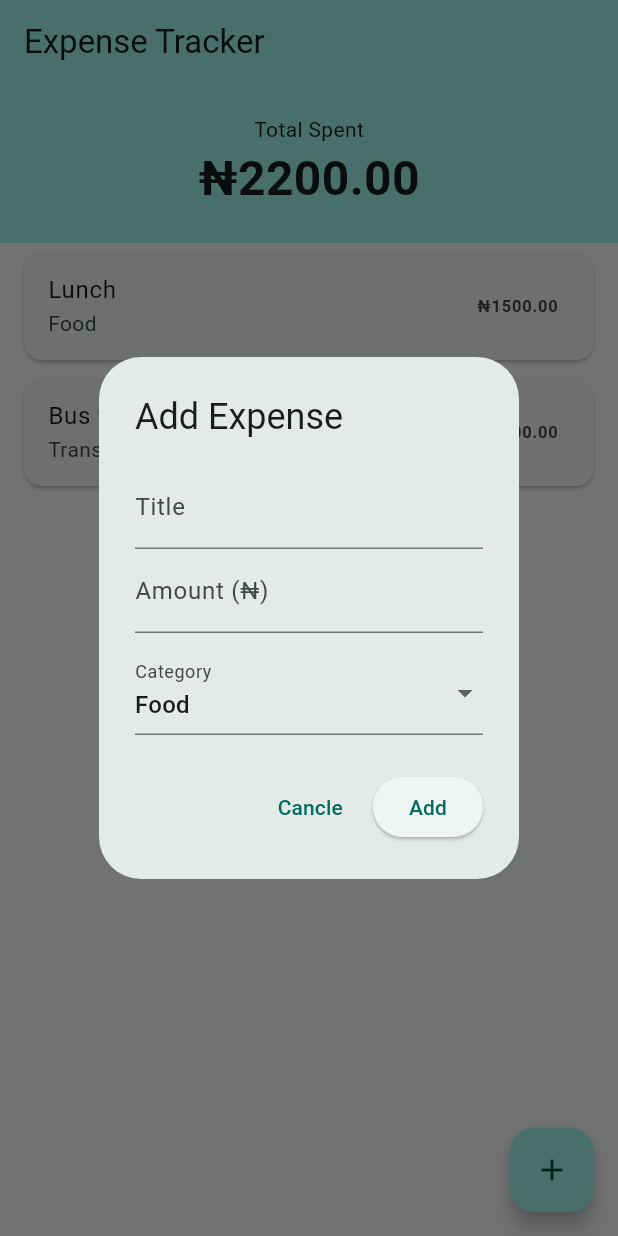
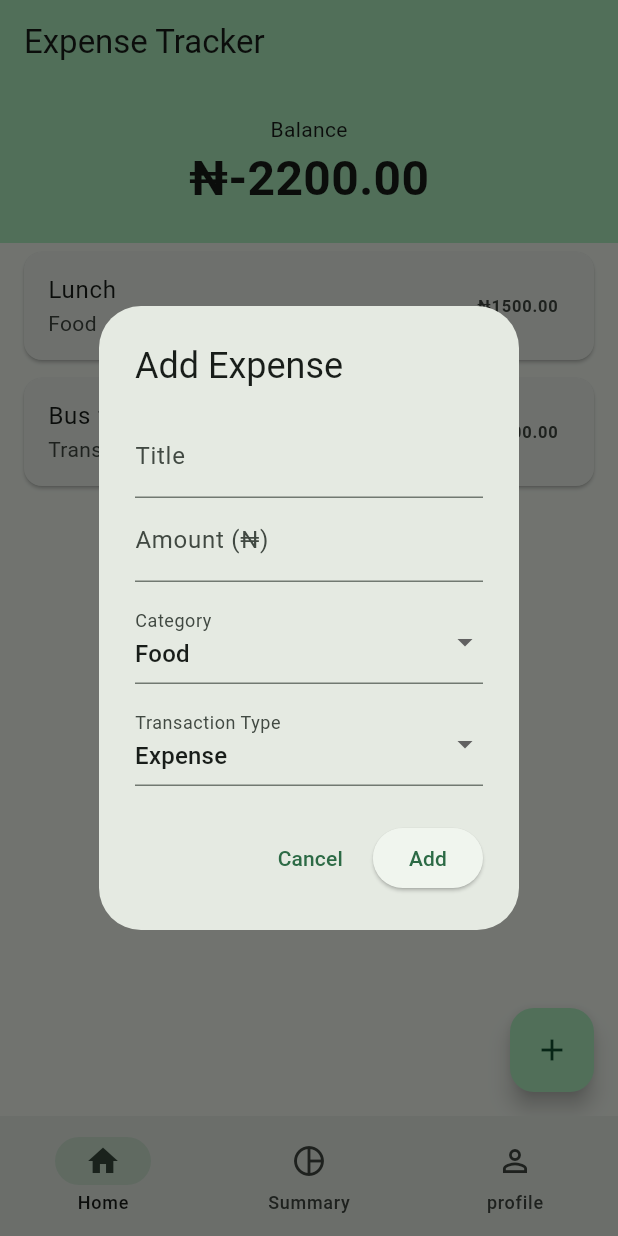
Before and after one commit to Orjikelenna/expense-tracker, a Flutter app: the screen it shows after launch, after a tap on the "add" icon, on a phone screen of 412 x 824 dp. Run offline on Flutter 3.47's test engine with Material 3 defaults, Android fonts, the phone set to English and light mode, and no system bars.

Commit message:
Add income/expense type and balance

```diff
--- a/lib/main.dart
+++ b/lib/main.dart
@@ -1,5 +1,6 @@
 import 'package:flutter/material.dart';
-import 'screens/home_screen.dart';
+//import 'screens/home_screen.dart';
+import 'screens/main_screen.dart';
 
 void main(){
   runApp(const MyApp());
@@ -14,11 +15,11 @@ class MyApp extends StatelessWidget{
       title: 'Expense Tracker',
       debugShowCheckedModeBanner: false,
       theme: ThemeData(
-        colorScheme: ColorScheme.fromSeed(seedColor: Colors.teal),
+        colorScheme: ColorScheme.fromSeed(seedColor: const Color.fromARGB(255, 3, 204, 120)),
       useMaterial3: true,
       ),
-
-      home: HomeScreen(),
+      themeMode: ThemeMode.dark,
+      home: const MainScreen(),
 
     );
   }
--- a/lib/models/expense.dart
+++ b/lib/models/expense.dart
@@ -3,6 +3,7 @@ class Expense {
   final String title;
   final double amount;
   final String category;
+  final String type; // 'Expense' or 'Income'
   final DateTime date;
 
   Expense({
@@ -10,6 +11,7 @@ class Expense {
     required this.title,
     required this.amount,
     required this.category,
+    this.type = 'Expense',
     required this.date,
   });
 }
--- a/lib/screens/home_screen.dart
+++ b/lib/screens/home_screen.dart
@@ -31,10 +31,19 @@ final List<String> _categories = ['Food', 'Transport', 'Bills', 'Others'];
     ),
   ];
 
-  double get _total => _expenses.fold(0, (sum, e) => sum + e.amount);
+   double get _totalIncome => _expenses
+      .where((e) => e.type == 'Income')
+      .fold(0, (sum, e) => sum + e.amount);
+
+  double get _totalExpenses => _expenses
+      .where((e) => e.type == 'Expense')
+      .fold(0, (sum, e) => sum + e.amount);
+
+  double get _balance => _totalIncome - _totalExpenses;
 
   void _showAddDialog() {
     String selectedCategory = 'Food';
+    String selectedType = 'Expense';
     showDialog(
       context: context,
       builder:(context) => StatefulBuilder(
@@ -56,20 +65,51 @@ final List<String> _categories = ['Food', 'Transport', 'Bills', 'Others'];
            const SizedBox(height: 12),
 DropdownButtonFormField<String>(
   initialValue: selectedCategory,
-  decoration: const InputDecoration(labelText: 'Category'),
-  items: _categories.map((cat) {
-    return DropdownMenuItem(value: cat, child: Text(cat));
+  decoration: const InputDecoration(
+    labelText: 'Category'
+  ),
+
+  items: _categories.map((cat ) {
+    return DropdownMenuItem(
+      value: cat,
+       child: Text(cat));
   }).toList(),
-  onChanged: (val) =>
-      setDialogState(() => selectedCategory = val!),
+  onChanged: (value) {
+    if (value != null){
+      setDialogState((){
+        selectedCategory = value;
+      });
+    }
+  },
+     // setDialogState(() => selectedCategory = val!)
+             ),
 
+             const SizedBox(height: 12),
+             DropdownButtonFormField(
+             initialValue: selectedType,
+             decoration: const InputDecoration(
+              labelText: 'Transaction Type',
+             ),
+             items: ['Expense', 'Income'].map((type) {
+                return DropdownMenuItem(
+                  value: type,
+                  child: Text(type),
+                );
+             }).toList(),
+             onChanged: (value) {
+              if (value != null) {
+                setDialogState((){
+                  selectedType = value;
+                });
+               }
+              },
              ),
           ],
         ),
         actions: [
           TextButton(
             onPressed: () => Navigator.pop(context),
-            child: const Text('Cancle'),
+            child: const Text('Cancel'),
 
           ),
           ElevatedButton(onPressed: () {
@@ -81,7 +121,8 @@ DropdownButtonFormField<String>(
                     id: DateTime.now().toString(),
                     title: title,
                     amount: amount,
-                    category: 'Other',
+                    category: selectedCategory,
+                    type: selectedType,
                     date: DateTime.now(),
                   ));
                 });
@@ -111,12 +152,13 @@ DropdownButtonFormField<String>(
           Container(
             width: double.infinity,
             padding: const EdgeInsets.all(20),
+            //color:Colors.green,
             color: Theme.of(context).colorScheme.primaryContainer,
             child: Column(
               children: [
-                const Text('Total Spent'),
+                const Text('Balance'),
                 Text(
-                  '₦${_total.toStringAsFixed(2)}',
+                  '₦${_balance.toStringAsFixed(2)}',
                   style: const TextStyle(
                     fontSize: 32,
                     fontWeight: FontWeight.bold,
@@ -148,6 +190,7 @@ DropdownButtonFormField<String>(
           ),
         ],
       ),
+
       floatingActionButton: FloatingActionButton(
       onPressed: _showAddDialog,
       child: const Icon(Icons.add),
--- /dev/null
+++ b/lib/screens/main_screen.dart
@@ -0,0 +1,56 @@
+import 'package:flutter/material.dart';
+import 'home_Screen.dart';
+import 'summary_screen.dart';
+import 'profile_screen.dart';
+
+class MainScreen extends StatefulWidget {
+  const MainScreen({super.key});
+
+  @override
+  State<MainScreen> createState() => _MainScreenState();
+}
+
+class _MainScreenState extends State<MainScreen> {
+  int _currentIndex = 0;
+
+  final List<Widget> _screens = const[
+    HomeScreen(),
+    SummaryScreen(),
+    ProfileScreen(),
+  ];
+
+  @override
+  Widget build(BuildContext context) {
+    return Scaffold(
+      body: IndexedStack(
+        index: _currentIndex,
+        children: _screens,
+      ),
+      bottomNavigationBar: NavigationBar(
+        selectedIndex: _currentIndex,
+        onDestinationSelected: (index) =>
+
+        setState(() => _currentIndex = index),
+        destinations: const [
+           NavigationDestination(
+            icon: Icon(Icons.home_outlined),
+              selectedIcon: Icon(Icons.home),
+            label: 'Home'
+            ),
+
+            NavigationDestination(
+            icon: Icon(Icons.pie_chart_outline),
+              selectedIcon: Icon(Icons.pie_chart),
+            label: 'Summary'
+            ),
+
+            NavigationDestination(
+            icon: Icon(Icons.person_outline),
+              selectedIcon: Icon(Icons.person),
+            label: 'profile'
+            ),
+        ],
+      ) ,
+    );
+  }
+}
--- /dev/null
+++ b/lib/screens/profile_screen.dart
@@ -0,0 +1,16 @@
+import 'package:flutter/material.dart';
+
+class ProfileScreen extends StatelessWidget {
+  const ProfileScreen({super.key});
+
+  @override
+  Widget build(BuildContext context) {
+    return Scaffold(
+      appBar: AppBar(
+        title: const Text('Profile'),
+        backgroundColor: Theme.of(context).colorScheme.primaryContainer,
+      ),
+      body: const Center(child: Text('Profile coming soon')),
+    );
+  }
+}
--- /dev/null
+++ b/lib/screens/summary_screen.dart
@@ -0,0 +1,17 @@
+import 'package:flutter/material.dart';
+
+
+class SummaryScreen extends StatelessWidget {
+  const SummaryScreen({super.key});
+
+  @override
+  Widget build(BuildContext context) {
+    return Scaffold(
+      appBar: AppBar(
+       title: const Text('Summary'),
+       backgroundColor: Theme.of(context).colorScheme.primaryContainer,
+      ),
+       body: const Center(child: Text('Summary coming soon')),
+    );
+  }
+}
```
